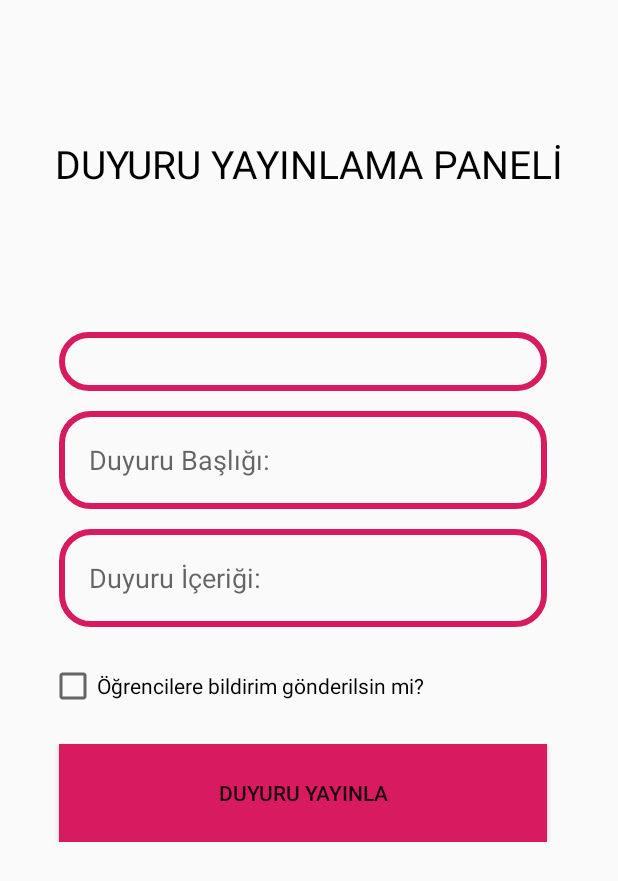
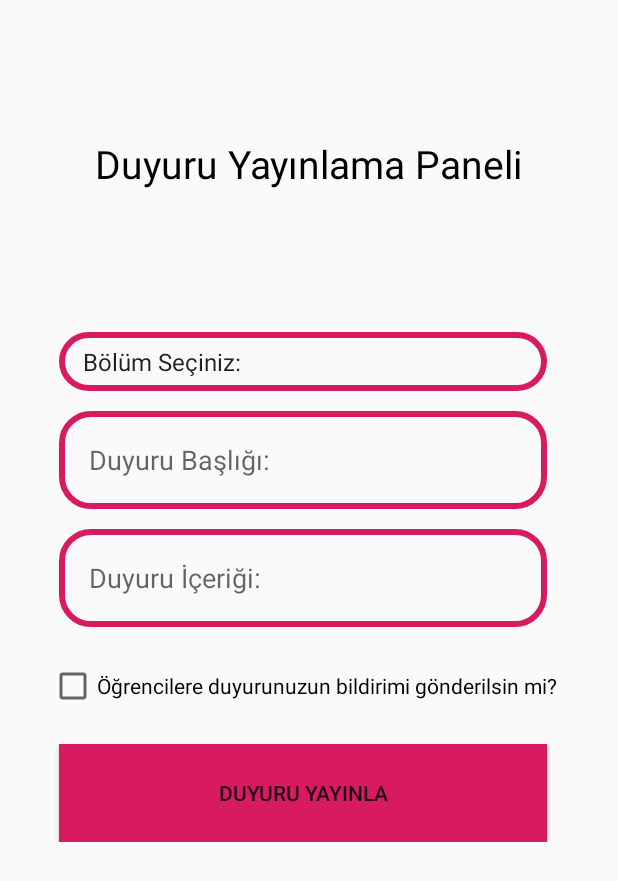
Before and after one commit to Pablusha/Okul-Duyuru, an Android app: the activity_ogretmen_duyuru_add screen opened directly, with no data from a screen before it, on a phone screen of 412 x 824 dp. Shown: the top 881 px of the screen. Run offline under Robolectric (Android 15) with nearby library versions, the phone set to English and light mode, and no system bars; our stand-ins replace sdp/ssp sizes.

Commit message:
Duyuru ekleme arayüzü geliştirilmeye başlandı.

```diff
--- a/app/build.gradle
+++ b/app/build.gradle
@@ -53,6 +53,7 @@ dependencies {
 
 
     implementation 'androidx.legacy:legacy-support-v4:1.0.0'
+    implementation 'com.google.firebase:firebase-storage:16.0.4'
     testImplementation 'junit:junit:4.12'
     androidTestImplementation 'androidx.test.ext:junit:1.1.1'
     androidTestImplementation 'androidx.test.espresso:espresso-core:3.2.0'
--- a/app/src/main/java/com/paket/okulduyuru/activity_ogretmen_duyuru_add.java
+++ b/app/src/main/java/com/paket/okulduyuru/activity_ogretmen_duyuru_add.java
@@ -3,12 +3,72 @@ package com.paket.okulduyuru;
 import androidx.appcompat.app.AppCompatActivity;
 
 import android.os.Bundle;
+import android.text.TextUtils;
+import android.view.View;
+import android.widget.ArrayAdapter;
+import android.widget.Button;
+import android.widget.CheckBox;
+import android.widget.EditText;
+import android.widget.Spinner;
+import android.widget.Toast;
+
 
 public class activity_ogretmen_duyuru_add extends AppCompatActivity {
+
+    private String duyuru_context,duyuru_baslik,duyuru_bolum;
+    private EditText ed_duyuru_baslik,ed_duyuru_icerik;
+    private CheckBox chk_duyuru_bildirim;
+    private Button btn_duyuru_yayinla;
+    private Spinner bolumler;
 
     @Override
     protected void onCreate(Bundle savedInstanceState) {
         super.onCreate(savedInstanceState);
         setContentView(R.layout.activity_ogretmen_duyuru_add);
+
+
+        //Spinner
+        bolumler = findViewById(R.id.ac_ogretmen_duyuru_add_spinner);
+
+        ArrayAdapter<String> bolumAdapter = new ArrayAdapter<String>(activity_ogretmen_duyuru_add.this,
+                android.R.layout.simple_list_item_1, getResources().getStringArray(R.array.bolumler));
+        bolumAdapter.setDropDownViewResource(android.R.layout.simple_spinner_dropdown_item);
+        bolumler.setAdapter(bolumAdapter);
+
+        //Casting Views
+        ed_duyuru_baslik = findViewById(R.id.ac_ogretmen_duyuru_add_title);
+        ed_duyuru_icerik = findViewById(R.id.ac_ogretmen_duyuru_add_context);
+        //Checkbox
+        chk_duyuru_bildirim = findViewById(R.id.ac_ogretmen_duyuru_add_checkbox_bildirim);
+        //Button
+        btn_duyuru_yayinla = findViewById(R.id.ac_ogretmen_duyuru_add_btnYayinla);
+
+        btn_duyuru_yayinla.setOnClickListener(new View.OnClickListener() {
+            @Override
+            public void onClick(View v) {
+                duyuruBilgileriniKontrolEt();
+
+            }
+        });
+
+    }
+
+    private void duyuruBilgileriniKontrolEt() {
+        duyuru_context = ed_duyuru_icerik.getText().toString();
+        duyuru_baslik = ed_duyuru_baslik.getText().toString();
+        duyuru_bolum = bolumler.getSelectedItem().toString();
+
+        if (TextUtils.isEmpty(duyuru_context)) {
+            Toast.makeText(activity_ogretmen_duyuru_add.this, "Bir duyuru içeriği girmelisiniz.", Toast.LENGTH_SHORT).show();
+        }
+
+        if (TextUtils.isEmpty(duyuru_baslik)) {
+            Toast.makeText(activity_ogretmen_duyuru_add.this,"Bir duyuru başlığı girmelisiniz.",Toast.LENGTH_LONG).show();
+        }
+
+        if (duyuru_bolum == null) {
+            Toast.makeText(activity_ogretmen_duyuru_add.this,"Duyuruyu hangi bölüme yayınlayacağınızı seçmelisiniz.",Toast.LENGTH_LONG).show();
+        }
+
     }
 }
--- a/app/src/main/res/layout/activity_ogretmen_duyuru_add.xml
+++ b/app/src/main/res/layout/activity_ogretmen_duyuru_add.xml
@@ -14,7 +14,7 @@
         <TextView
             android:layout_width="wrap_content"
             android:layout_height="@dimen/_40sdp"
-            android:text="DUYURU YAYINLAMA PANELİ"
+            android:text="@string/duyuruYayinlama"
             android:layout_centerHorizontal="true"
             android:textSize="@dimen/_20sdp"
             android:layout_marginTop="@dimen/_70sdp"
@@ -41,7 +41,7 @@
             android:layout_width="@dimen/_250sdp"
             android:layout_height="@dimen/_50sdp"
             android:layout_below="@id/ac_ogretmen_duyuru_add_spinner"
-            android:hint="Duyuru Başlığı:"
+            android:hint="@string/duyuruBaslik"
             android:background="@drawable/input_design"
             android:layout_marginTop="@dimen/_10sdp"
             android:padding="20dp"
@@ -53,7 +53,7 @@
             android:layout_width="@dimen/_250sdp"
             android:layout_height="@dimen/_50sdp"
             android:layout_below="@id/ac_ogretmen_duyuru_add_title"
-            android:hint="Duyuru İçeriği:"
+            android:hint="@string/duyuruIcerik"
             android:background="@drawable/input_design"
             android:layout_marginTop="@dimen/_10sdp"
             android:padding="20dp"
@@ -69,18 +69,20 @@
         android:layout_below="@id/ac_ogretmen_duyuru_add_header">
 
         <CheckBox
+            android:id="@+id/ac_ogretmen_duyuru_add_checkbox_bildirim"
             android:layout_width="wrap_content"
             android:layout_height="@dimen/_40sdp"
-            android:text="Öğrencilere bildirim gönderilsin mi?"
+            android:text="@string/duyuruBildirim"
             android:layout_marginStart="@dimen/_25sdp"
             android:layout_marginTop="@dimen/_10sdp" />
 
         <Button
+            android:id="@+id/ac_ogretmen_duyuru_add_btnYayinla"
             android:layout_width="@dimen/_250sdp"
             android:layout_height="@dimen/_50sdp"
             android:layout_marginStart="@dimen/_30sdp"
             android:layout_marginTop="@dimen/_60sdp"
-            android:text="DUYURU YAYINLA"
+            android:text="@string/duyuruYayinla"
             android:background="@color/inputColor" />
 
     </RelativeLayout>
--- a/app/src/main/res/layout/app_bar_layout.xml
+++ b/app/src/main/res/layout/app_bar_layout.xml
@@ -3,7 +3,7 @@
     xmlns:android="http://schemas.android.com/apk/res/android"
     android:id="@+id/main_app_bar"
     android:background="@color/colorLogin"
-    android:subtitleTextColor="@color/colorWhite"
+    android:subtitleTextAppearance="@dimen/_40sdp"
     android:layout_width="match_parent"
     android:layout_height="wrap_content"
     android:theme="@style/ThemeOverlay.AppCompat.Dark.ActionBar">
--- a/app/src/main/res/layout/fragment_contacts.xml
+++ b/app/src/main/res/layout/fragment_contacts.xml
@@ -9,7 +9,7 @@
     <TextView
         android:layout_width="wrap_content"
         android:layout_height="wrap_content"
-        android:text="Contatcs Fragment"
+        android:text="Contacts Fragment"
         android:layout_centerInParent="true"
         android:textSize="@dimen/_26sdp"
         android:textStyle="bold"/>
--- a/app/src/main/res/values/strings.xml
+++ b/app/src/main/res/values/strings.xml
@@ -34,15 +34,20 @@
         Bilgisayar Programcılığı Bölüm başkanından bilgi alabilirsiniz.</string>
     <string name="bilgiMesajiKapat">KAPAT</string>
     <string name="anasayfa">Anasayfa</string>
-
-
     <string name="duyuruEkle">Duyuru Ekle</string>
     <string name="duyuruGuncelle">Duyuru Güncelle</string>
     <string name="duyuruSil">Duyuru Sil</string>
     <string name="beniHatirla">Beni Hatırla</string>
     <string name="duyuruBolum">Bölüm seçiniz:</string>
+    <string name="duyuruYayinlama">Duyuru Yayınlama Paneli</string>
+    <string name="duyuruBaslik">Duyuru Başlığı:</string>
+    <string name="duyuruIcerik">Duyuru İçeriği:</string>
+    <string name="duyuruBildirim">Öğrencilere duyurunuzun bildirimi gönderilsin mi?</string>
+    <string name="duyuruYayinla">DUYURU YAYINLA</string>
 
     <!-- TODO: Remove or change this placeholder text -->
     <string name="hello_blank_fragment">Hello blank fragment</string>
 
+
+
 </resources>
```
